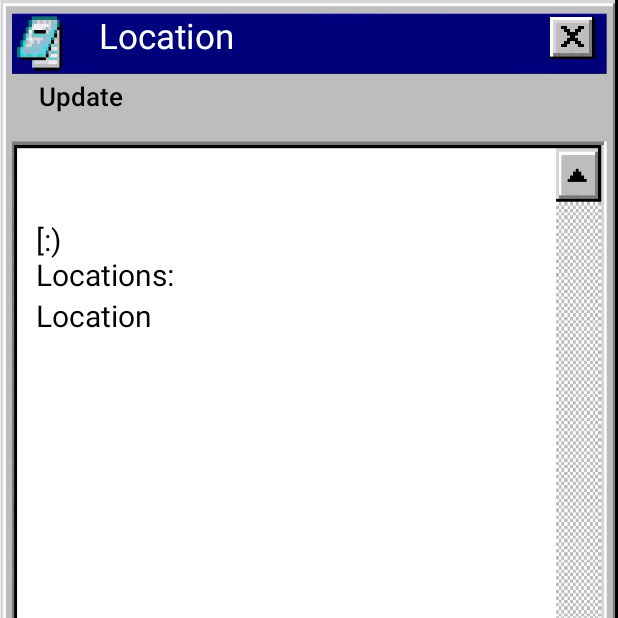
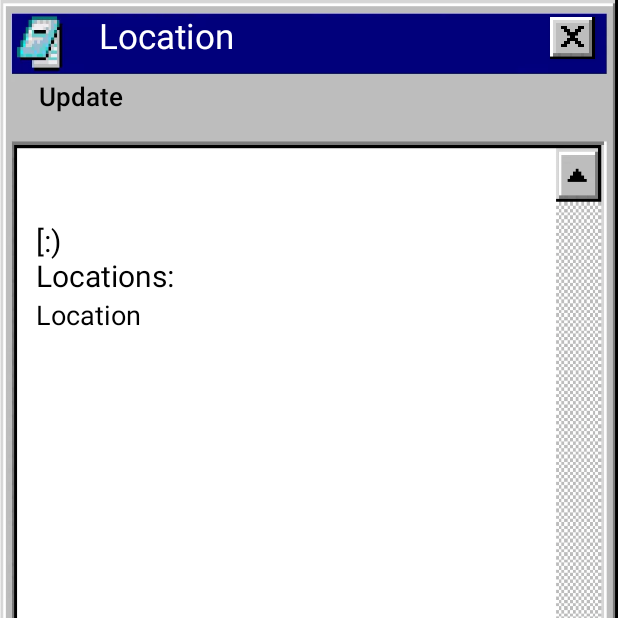
Before and after one commit to benrusza/ColegaDondeEstaMiCoche, an Android app: the screen it shows after launch (SeeLocation), after a tap on "SEE PARKING LOCATION", on a phone screen of 412 x 824 dp, the top half of it. Run offline under Robolectric (Android 15) with nearby library versions, the phone set to English and light mode, and no system bars.

Commit message:
fix saving locations and notification

```diff
--- a/app/src/main/java/com/moesoft/myapplication/MainActivity.kt
+++ b/app/src/main/java/com/moesoft/myapplication/MainActivity.kt
@@ -55,7 +55,7 @@
             showSettingsAlert()
         }
 
-        if(!isMyServiceRunning(BlueListener::class.java)){
+        if(!IS_RUNNING){
             if (Build.VERSION.SDK_INT >= Build.VERSION_CODES.O) {
                 startForegroundService(Intent(this, BlueListener::class.java))
             } else {
--- a/app/src/main/res/layout/activity_see_location.xml
+++ b/app/src/main/res/layout/activity_see_location.xml
@@ -33,7 +33,8 @@
             android:layout_marginEnd="48dp"
             android:text="Location"
             android:textColor="@color/black"
-            android:textSize="20sp"
+            android:textSize="18sp"
+
             app:layout_constraintBottom_toBottomOf="parent"
             app:layout_constraintEnd_toEndOf="parent"
             app:layout_constraintHorizontal_bias="0.085"
```
Also changed, not shown: app/src/main/java/com/moesoft/myapplication/BlueListener.kt (+22 -9 lines), app/src/main/java/com/moesoft/myapplication/SeeLocation.kt (+5 -4 lines).
